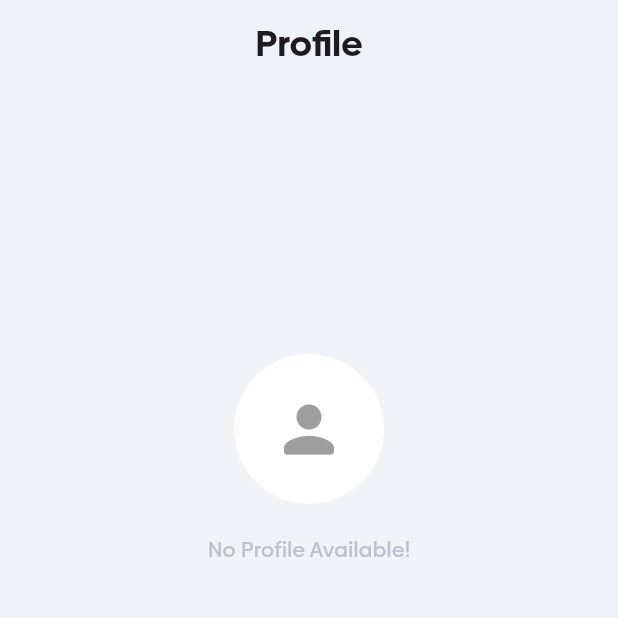
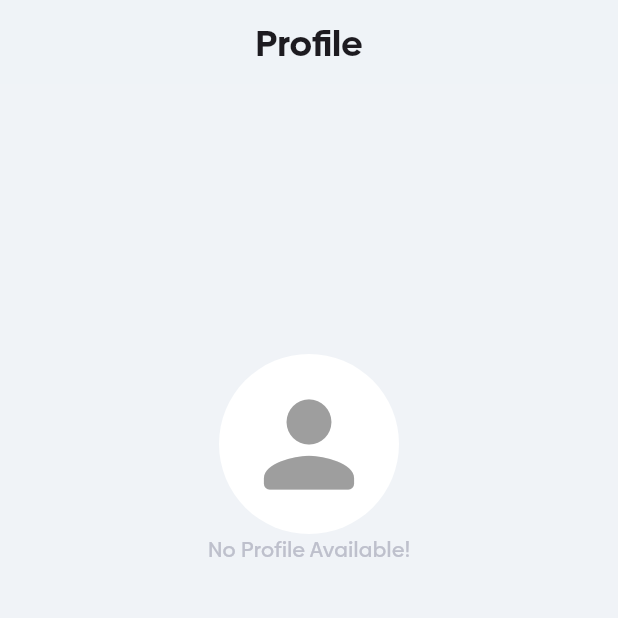
Before and after one commit to Safee715/-Inovoice-app, a Flutter app: the ProfilePage screen opened directly with empty values, on a phone screen of 412 x 824 dp, the top half of it. Run offline on Flutter 3.47's test engine with Material 3 defaults, Android fonts, the phone set to English and light mode, and no system bars; our stand-ins replace csv, flutter_svg, sqflite; accounts and stored records are empty; project files that could hold a hidden picture were left out.

```diff
--- a/lib/pages/client_page/view/clients_page.dart
+++ b/lib/pages/client_page/view/clients_page.dart
@@ -131,8 +131,6 @@ class _ClientsPageState
                          ),
                        ),
                        child: ClientsDetails(
-                         clientPageViewmodel:
-                         clientPageViewmodel,
                          name:
                          '${currentClient
                              .firstName} ${currentClient
--- a/lib/pages/profile_page/view/profile_page.dart
+++ b/lib/pages/profile_page/view/profile_page.dart
@@ -1,6 +1,10 @@
 import 'package:DummyInvoice/data/helpers/constants.dart';
 import 'package:DummyInvoice/data/helpers/extensions.dart';
 import 'package:DummyInvoice/data/languages/language_manager.dart';
+import 'package:DummyInvoice/pages/client_page/model/clients_page_model.dart';
+import 'package:DummyInvoice/pages/client_page/repo/clients_page_repo.dart';
+import 'package:DummyInvoice/widgets/clients_details.dart';
+import 'package:DummyInvoice/widgets/custom_clipper.dart';
 import 'package:flutter/material.dart';
 
 class ProfilePage extends StatefulWidget {
@@ -15,8 +19,10 @@ class ProfilePage extends StatefulWidget {
 
 class _ProfilePageState
     extends State<ProfilePage> {
+  ClientsPageRepo clientsPageRepo=ClientsPageRepo();
   @override
   Widget build(BuildContext context) {
+    print('Profile');
     return Scaffold(
       appBar: AppBar(
         backgroundColor: Color(0xFE7EBF2),
@@ -31,22 +37,94 @@ class _ProfilePageState
         ),
         centerTitle: true,
       ),
-      body: SingleChildScrollView(
-        child: Container(
+      body: Container(
         width: double.infinity,
         height: 500,
         padding: EdgeInsets.all(20),
-          child: Column(spacing: 20,
+        child:
+        FutureBuilder<List<Client>>(
+          future: clientsPageRepo.getAllClients(),
+          builder: (context, snapshot) {
+            if(snapshot.connectionState==ConnectionState.waiting)
+              {
+                return Center(
+                  child: CircularProgressIndicator(),
+                );
+              }
+            else if(snapshot.hasError)
+              {
+                return Center(
+                  child: Text('${snapshot.error}'),
+                );
+              }
+            else if(snapshot.hasData)
+              {  final clients = snapshot.data!;
+              if(clients.isEmpty)
+                {
+                  return Column(
+                    mainAxisAlignment:
+                    MainAxisAlignment.center,
+                    children: [
+                      Center(
+                        child: CircleAvatar(backgroundColor: Colors.white,
+                          radius: 60,
+                          child: ClipOval(
+                            child: Icon(
+                              Icons
+                                  .person_rounded,
+                              color: Colors.grey,
+                              size: 90,
+                            ),
+                          ),
+                        ),
+                      ),
+                      Text(
+                        LanguageManager.translate(
+                            'noProfileAvailableText'),
+                        style: TextStyle(
+                          color: Theme.of(
+                            context,
+                          ).getHintTextColor(),
+                        ),
+                      ),
+                    ],
+                  );
+                }
+                else
+                {
+                  return ListView.builder(
+                    itemCount: clients.length,
+                    itemBuilder: (context,
+                        index) {
+                      return Padding(
+                        padding: const EdgeInsets
+                            .symmetric(
+                            vertical: 8.0),
+                        child: ClientsDetails(
+                          name: clients[index]
+                              .firstName,
+                          email: clients[index]
+                              .email,
+                          id: clients[index].id!,
+                        ),
+                      );
+                    },
+                  );
+                }
+                }else {
+              return Column(
                 mainAxisAlignment:
                 MainAxisAlignment.center,
                 children: [
                   Center(
                     child: CircleAvatar(
-                  backgroundColor: Colors.white,
+                      backgroundColor: Colors
+                          .white,
                       radius: 50,
                       child: ClipOval(
                         child: Icon(
-                      Icons.person_rounded,
+                          Icons
+                              .person_rounded,
                           color: Colors.grey,
                           size: 50,
                         ),
@@ -54,7 +132,8 @@ class _ProfilePageState
                     ),
                   ),
                   Text(
-                LanguageManager.translate('noProfileAvailableText'),
+                    LanguageManager.translate(
+                        'noProfileAvailableText'),
                     style: TextStyle(
                       color: Theme.of(
                         context,
@@ -62,7 +141,10 @@ class _ProfilePageState
                     ),
                   ),
                 ],
-          ),
+              );
+            }
+          },
+
         ),
       ),
     );
--- a/lib/widgets/clients_details.dart
+++ b/lib/widgets/clients_details.dart
@@ -1,5 +1,6 @@
 import 'package:DummyInvoice/data/helpers/constants.dart';
 import 'package:DummyInvoice/data/helpers/extensions.dart';
+import 'package:DummyInvoice/pages/client_page/repo/clients_page_repo.dart';
 import 'package:DummyInvoice/pages/client_page/viewmodel/client_page_viewmodel.dart';
 import 'package:flutter/material.dart';
 import 'package:DummyInvoice/widgets/clients_menu_widget.dart';
@@ -10,14 +11,12 @@ class ClientsDetails extends StatefulWidget {
     required this.name,
     required this.email,
     required this.id,
-    required this.clientPageViewmodel,
 
   });
 
   final String name;
   final String email;
   final int id;
-  final ClientPageViewmodel clientPageViewmodel;
 
 
   @override
@@ -48,9 +47,9 @@ class _ClientsDetailsState
   }
 
   Constants constants = Constants();
-
   @override
   Widget build(BuildContext context) {
+
     return ListTile(
       contentPadding: EdgeInsets.symmetric(
         vertical: 10.0,
@@ -109,7 +108,6 @@ class _ClientsDetailsState
         ],
       ),
       trailing: ClientsMenuWidget(
-        clientPageViewmodel: widget.clientPageViewmodel,
         constants: constants,
         id: widget.id,
       ),
```
Also changed, not shown: lib/widgets/clients_menu_widget.dart (+4 -7 lines). Lines whose indentation alone changed are shown as unchanged.
